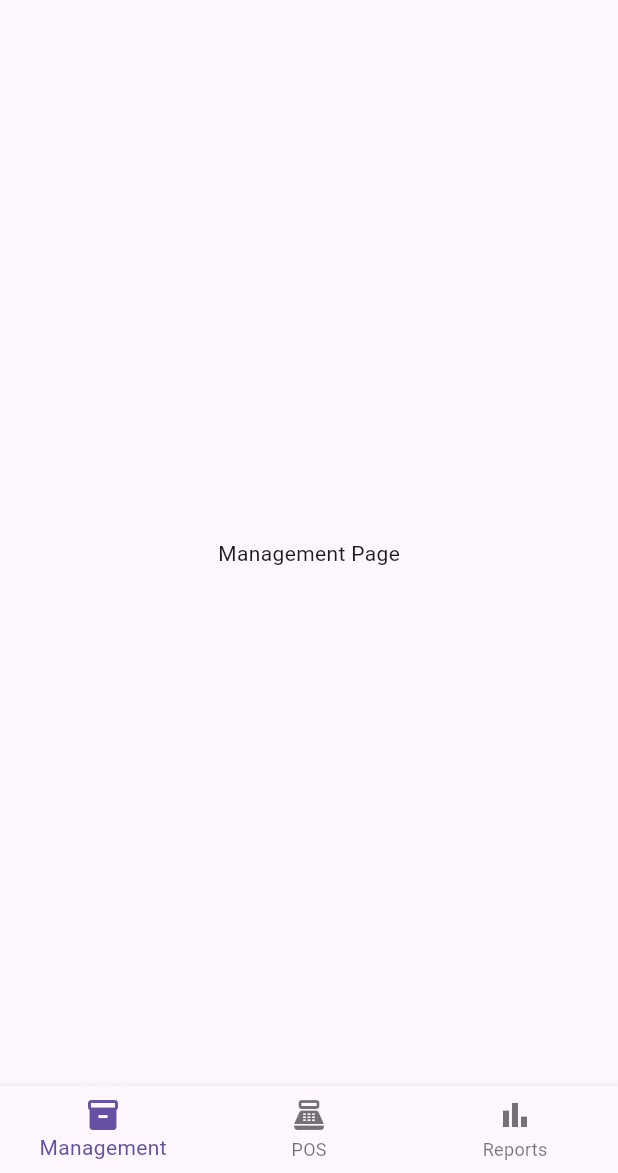
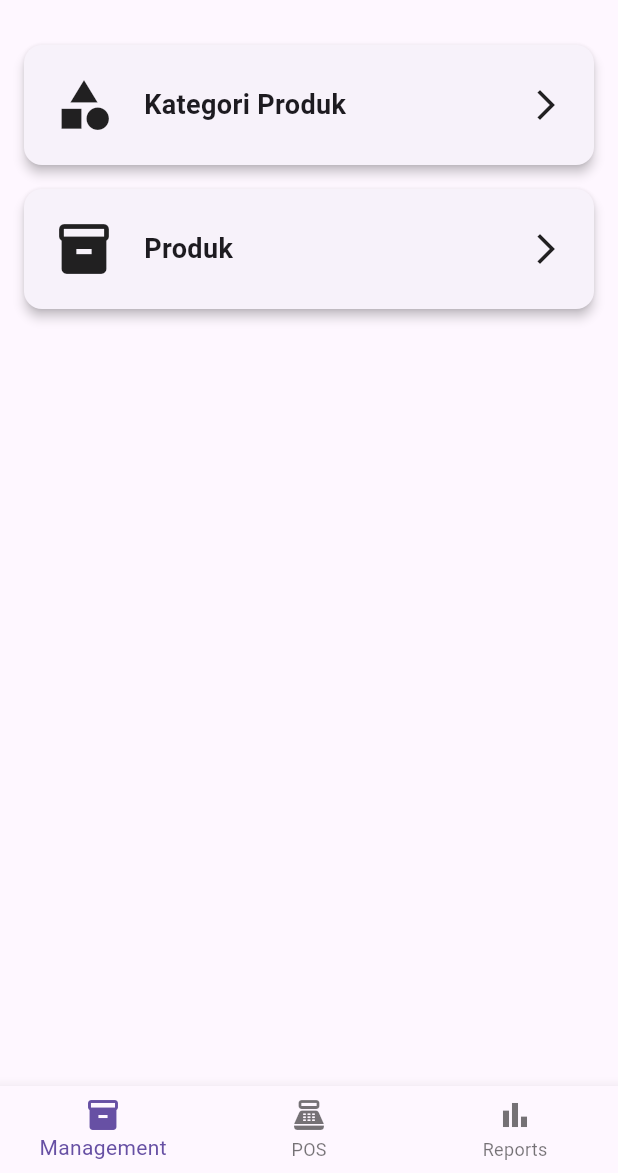
Before and after one commit to Staryuu1/Waroengku-TugasPBo, a Flutter app: the MainPage screen opened directly with empty values, on a phone screen of 412 x 824 dp, the part 63-1236 px from its top. Run offline on Flutter 3.47's test engine with Material 3 defaults, Android fonts, the phone set to English and light mode, and no system bars; our stand-ins replace shared_preferences, sqflite; accounts and stored records are empty.

Commit message:
prototype management page

```diff
--- a/lib/pages/Main/management_page.dart
+++ b/lib/pages/Main/management_page.dart
@@ -1,12 +1,76 @@
 import 'package:flutter/material.dart';
+import './SubPages/category_pages.dart';
+import './SubPages/product_page.dart';
 
 class ManagementPage extends StatelessWidget {
   const ManagementPage({super.key});
 
+  Widget _menuCard({
+    required BuildContext context,
+    required String title,
+    required IconData icon,
+    required VoidCallback onTap,
+  }) {
+    return Card(
+      elevation: 3,
+      shape: RoundedRectangleBorder(
+        borderRadius: BorderRadius.circular(12),
+      ),
+      margin: const EdgeInsets.only(bottom: 16),
+      child: InkWell(
+        borderRadius: BorderRadius.circular(12),
+        onTap: onTap,
+        child: Padding(
+          padding: const EdgeInsets.all(20),
+          child: Row(
+            children: [
+              Icon(icon, size: 40),
+              const SizedBox(width: 20),
+              Expanded(
+                child: Text(
+                  title,
+                  style: const TextStyle(
+                    fontSize: 18,
+                    fontWeight: FontWeight.w600,
+                  ),
+                ),
+              ),
+              const Icon(Icons.arrow_forward_ios),
+            ],
+          ),
+        ),
+      ),
+    );
+  }
+
   @override
   Widget build(BuildContext context) {
-    return const Center(
-      child: Text("Management Page"),
+    return ListView(
+      padding: const EdgeInsets.all(16),
+      children: [
+        _menuCard(
+          context: context,
+          title: 'Kategori Produk',
+          icon: Icons.category,
+          onTap: () {
+            Navigator.push(
+              context,
+              MaterialPageRoute(builder: (_) => const CategoryPage()),
+            );
+          },
+        ),
+        _menuCard(
+          context: context,
+          title: 'Produk',
+          icon: Icons.inventory_2,
+          onTap: () {
+            Navigator.push(
+              context,
+              MaterialPageRoute(builder: (_) => const ProductPage()),
+            );
+          },
+        ),
+      ],
     );
   }
 }
```
Also changed, not shown: lib/db/database_helper.dart (+20 -5 lines), lib/models/category.dart (added, +23 -0 lines), lib/models/product.dart (added, +37 -0 lines), lib/pages/Main/SubPages/category_pages.dart (added, +105 -0 lines), lib/pages/Main/SubPages/product_page.dart (added, +146 -0 lines), lib/services/category_service.dart (added, +37 -0 lines), lib/services/product_service.dart (added, +34 -0 lines).
